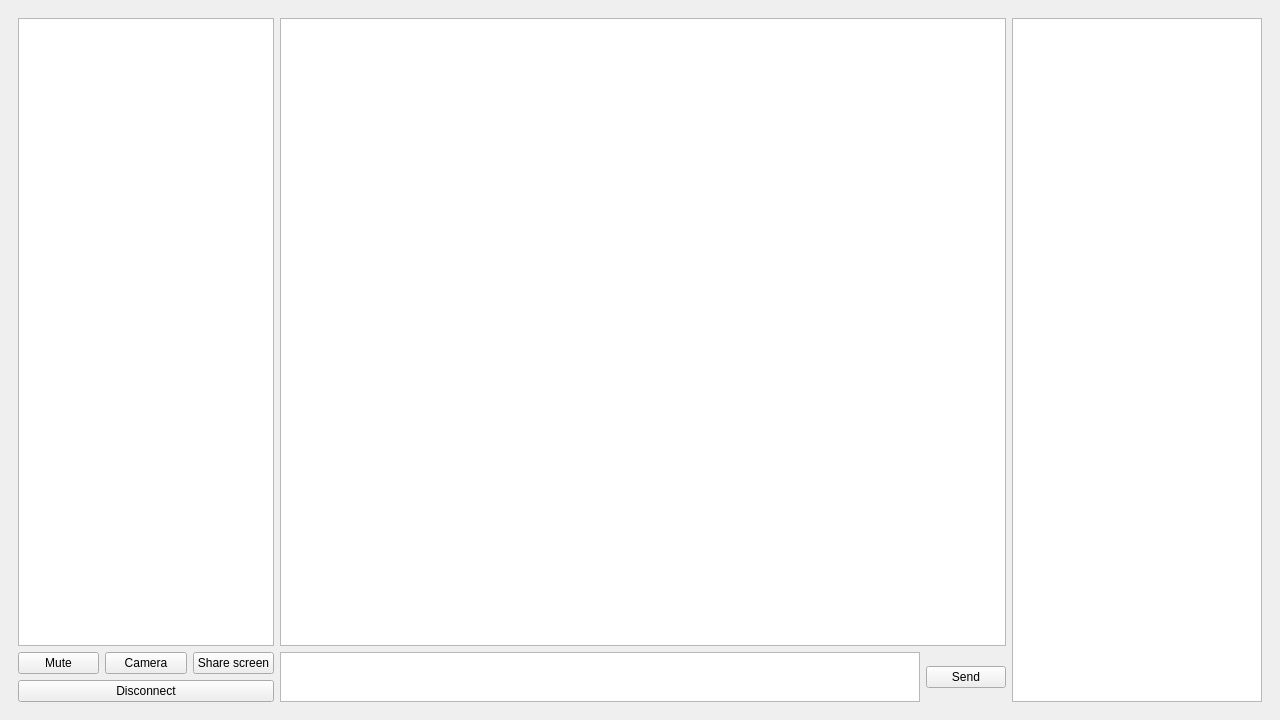
The window that mainwindow.ui (NintyS/Communicator) describes before a commit, drawn with Qt 5.
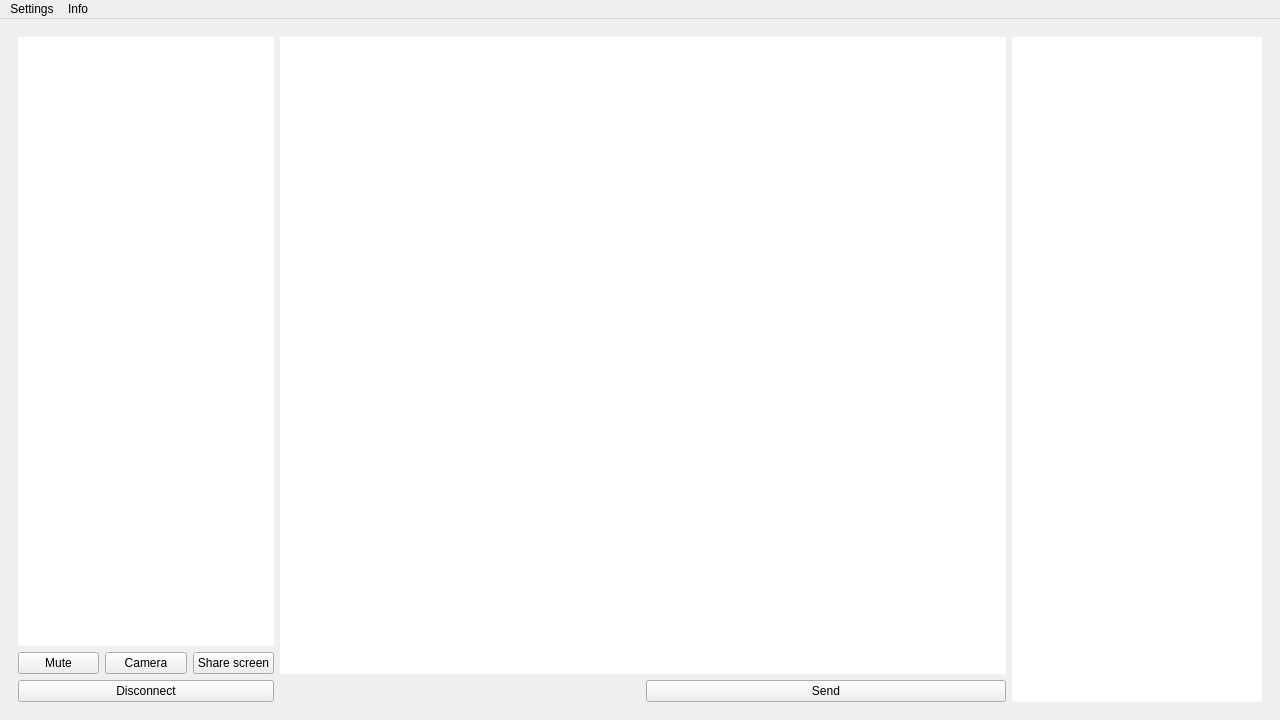
The same window after the commit. The open tabs and pages were chosen to show the change. Custom widgets are drawn as their Qt base class.

```diff
--- a/mainwindow.ui
+++ b/mainwindow.ui
@@ -155,6 +155,9 @@
                 <height>16777215</height>
                </size>
               </property>
+              <property name="styleSheet">
+               <string notr="true">border-radius: 25px;</string>
+              </property>
              </widget>
             </item>
             <item>
@@ -194,7 +197,11 @@
           <item>
            <layout class="QVBoxLayout" name="verticalLayout_3" stretch="6,0">
             <item>
-             <widget class="QListWidget" name="listWidget_2"/>
+             <widget class="QListWidget" name="listWidget_2">
+              <property name="styleSheet">
+               <string notr="true">border-radius: 25px 25px 0px 0px;</string>
+              </property>
+             </widget>
             </item>
             <item>
              <layout class="QHBoxLayout" name="horizontalLayout_4">
@@ -205,7 +212,7 @@
                <number>0</number>
               </property>
               <item>
-               <widget class="QTextEdit" name="textEdit">
+               <widget class="TextInput" name="textEdit" native="true">
                 <property name="maximumSize">
                  <size>
                   <width>16777215</width>
@@ -233,6 +240,10 @@
               <height>16777215</height>
              </size>
             </property>
+            <property name="styleSheet">
+             <string notr="true">border-radius: 25px;
+</string>
+            </property>
            </widget>
           </item>
          </layout>
@@ -249,11 +260,33 @@
      <x>0</x>
      <y>0</y>
      <width>1280</width>
-     <height>23</height>
+     <height>26</height>
     </rect>
    </property>
+   <widget class="QMenu" name="menuSettings">
+    <property name="title">
+     <string>Settings</string>
+    </property>
+    <addaction name="actionTheme"/>
+    <addaction name="actionAudio"/>
+    <addaction name="actionPlugins"/>
+   </widget>
+   <widget class="QMenu" name="menuInfo">
+    <property name="title">
+     <string>Info</string>
+    </property>
+   </widget>
+   <addaction name="menuSettings"/>
+   <addaction name="menuInfo"/>
   </widget>
  </widget>
+ <customwidgets>
+  <customwidget>
+   <class>TextInput</class>
+   <extends>QWidget</extends>
+   <header>textinput.h</header>
+  </customwidget>
+ </customwidgets>
  <resources/>
  <connections/>
 </ui>
```
Left out of the diff: 15 changed lines with no effect on the pictures.
